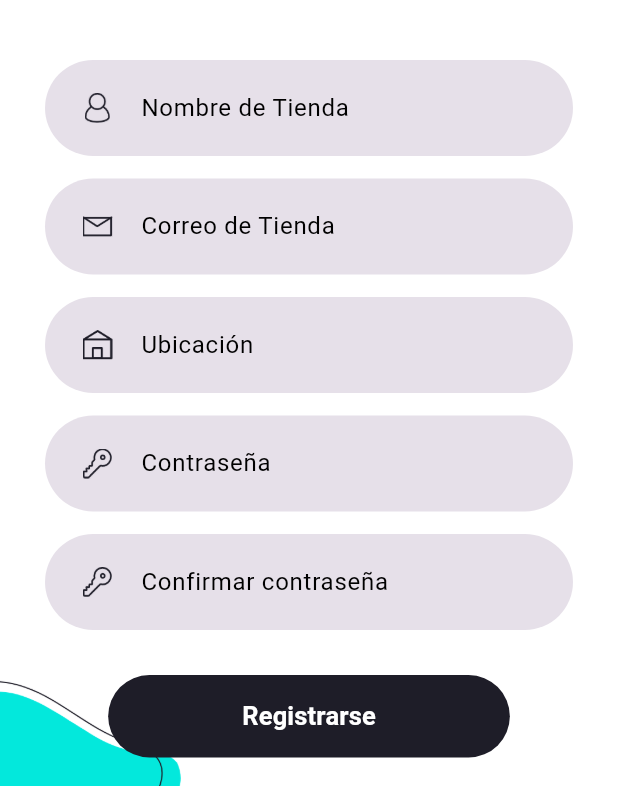
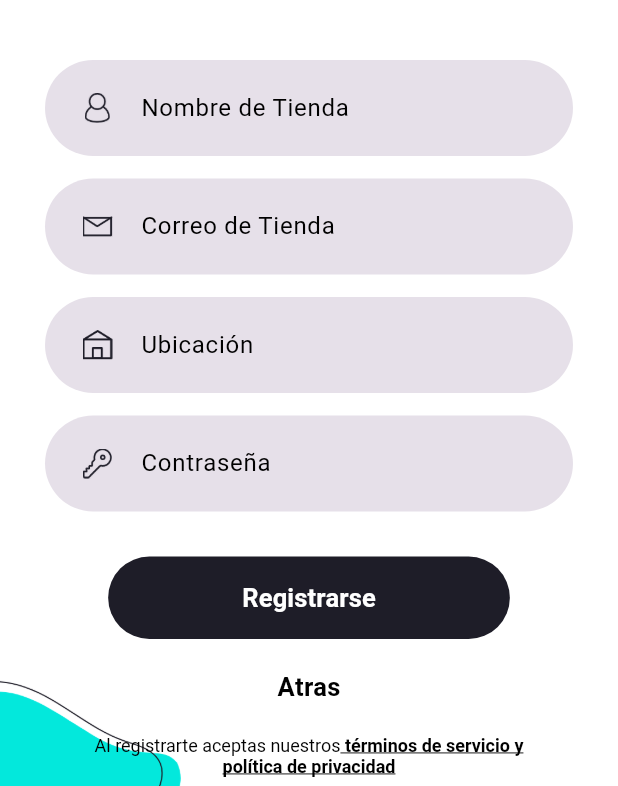
Before and after one commit to QuickySolutions/quickyshop, a Flutter app: the RegisterScreen screen opened by its route, on a phone screen of 412 x 824 dp, the part 450-1236 px from its top. Run offline on Flutter 3.47's test engine with Material 3 defaults, Android fonts, the phone set to English and light mode, and no system bars; our stand-ins replace cloud_firestore, dio, firebase_auth, firebase_core, firebase_storage, flutter_dotenv and 4 more; missing offline and left inert: flutter_facebook_auth, qr_code_scanner; accounts and stored records are empty; network calls fail.

Commit message:
fix some bugs

```diff
--- a/lib/providers/signup/signup_provider.dart
+++ b/lib/providers/signup/signup_provider.dart
@@ -116,6 +116,9 @@
     _principalCategorySelected = "";
     _subLevelSelected = "";
     _subSubLevelSelected = "";
+    _photoProfile = "";
+    _passwordStore = "";
+    _confirmPasswordStore = "";
     notifyListeners();
   }
 }
--- a/lib/providers/survey/survey_provider.dart
+++ b/lib/providers/survey/survey_provider.dart
@@ -1,6 +1,8 @@
 import 'dart:developer';
 import 'dart:io';
 import 'package:flutter/material.dart';
+import 'package:quickyshop/models/Coupon.dart';
+import 'package:quickyshop/models/Store.dart';
 import 'package:quickyshop/models/survey/questions/CheckboxQuestion.dart';
 import 'package:quickyshop/models/survey/Question.dart';
 import 'package:quickyshop/models/survey/Survey.dart';
@@ -40,6 +42,11 @@
   final PageController _pageController = PageController(initialPage: 0);
   final BrandService _brandService = BrandService();
   late int _indexTitleToEditQuestion = -1;
+  late Coupon _selectedCoupon =
+      Coupon(name: '', monetization: 0, brandId: "", active: false);
+  late Coupon _createdCoupon =
+      Coupon(name: '', monetization: 0, brandId: "", active: false);
+  List<Store> _selectedStores = [];
 
   Survey get survey => _survey;
   String get surveyName => _surveyName;
@@ -334,6 +341,20 @@
     }
   }
 
+  void selectCoupon(Coupon coupon) {
+    _selectedCoupon = coupon;
+    notifyListeners();
+  }
+
+  void chooseStore(Store store) {
+    if (_selectedStores.contains(store)) {
+      _selectedStores.remove(store);
+    } else {
+      _selectedStores.add(store);
+    }
+    notifyListeners();
+  }
+
   void resetCurrentPage() {
     _activePage = 0;
     notifyListeners();
--- a/lib/screens/auth/register.dart
+++ b/lib/screens/auth/register.dart
@@ -80,9 +80,6 @@
                 },
               ),
               SizedBox(height: 15),
-              !signUpProvider.isSignedWithSocialMedia
-                  ? Column(
-                      children: [
               QuickyTextField(
                 hintText: 'Contraseña',
                 prefixIcon: Padding(
@@ -95,53 +92,6 @@
                   signUpProvider.setPasswordStore(value);
                 },
               ),
-                        SizedBox(height: 15),
-                        QuickyTextField(
-                          hintText: 'Confirmar contraseña',
-                          hideText: true,
-                          prefixIcon: Padding(
-                            padding: EdgeInsets.only(left: 10),
-                            child: getCustomIconToTextFieldInPrefx(
-                                'assets/icons/usability/key.png'),
-                          ),
-                          onChanged: (String value) {
-                            signUpProvider.setPasswordConfirmStore(value);
-                          },
-                        ),
-                      ],
-                    )
-                  : Container(),
-              appProvider.wantToAddNewStore
-                  ? Column(
-                      children: [
-                        QuickyTextField(
-                          hintText: 'Contraseña',
-                          prefixIcon: Padding(
-                            padding: EdgeInsets.only(left: 10),
-                            child: getCustomIconToTextFieldInPrefx(
-                                'assets/icons/usability/key.png'),
-                          ),
-                          hideText: true,
-                          onChanged: (String value) {
-                            signUpProvider.setPasswordStore(value);
-                          },
-                        ),
-                        SizedBox(height: 15),
-                        QuickyTextField(
-                          hintText: 'Confirmar contraseña',
-                          hideText: true,
-                          prefixIcon: Padding(
-                            padding: EdgeInsets.only(left: 10),
-                            child: getCustomIconToTextFieldInPrefx(
-                                'assets/icons/usability/key.png'),
-                          ),
-                          onChanged: (String value) {
-                            signUpProvider.setPasswordConfirmStore(value);
-                          },
-                        ),
-                      ],
-                    )
-                  : Container(),
               SizedBox(height: 30),
               Container(
                 alignment: Alignment.center,
--- a/lib/screens/home/base.dart
+++ b/lib/screens/home/base.dart
@@ -14,7 +14,7 @@
 
 class _BaseHomePageState extends State<BaseHomePage> {
   List<Widget> screens = [HomePage(), QRViewScreen()];
-  PageController _pageController = PageController(initialPage: 0);
+  final PageController _pageController = PageController(initialPage: 0);
   @override
   Widget build(BuildContext context) {
     final appProvider = Provider.of<AppProvider>(context);
--- a/lib/screens/profile/profile.dart
+++ b/lib/screens/profile/profile.dart
@@ -145,9 +145,9 @@
                       ),
                       onPressed: () {
                         appProvider.reset();
-                        AppPreferences().setIdBrand("");
                         Navigator.pushNamedAndRemoveUntil(
                             context, "/", (r) => false);
+                        AppPreferences().setIdBrand("");
                       },
                       child: Text(
                         'Cerrar sesión',
```
Also changed, not shown: lib/screens/auth/photoCommerce.dart (+31 -30 lines), lib/screens/auth/principal.dart (+21 -9 lines), lib/screens/home/home.dart (+5 -4 lines), lib/services/authService.dart (+29 -4 lines), assets/utils/loading.gif (added). Lines whose indentation alone changed are shown as unchanged.
